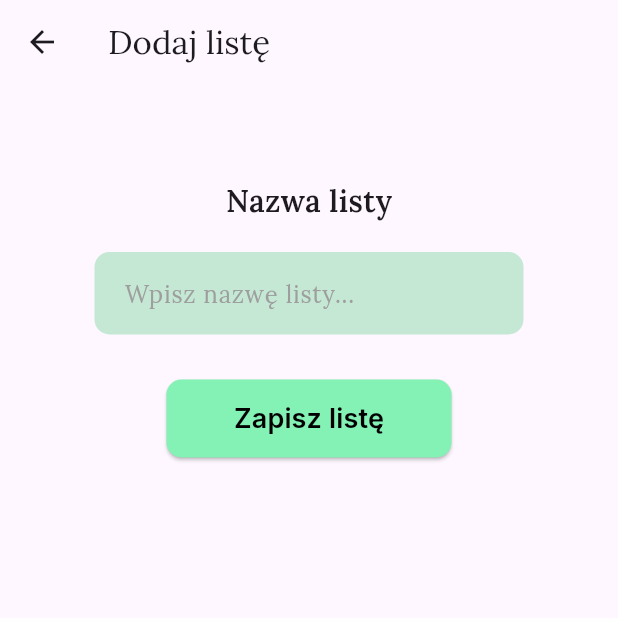
After one commit to michaltrzepizur/lista_zakupow01, a Flutter app: the AddListPage screen opened directly, on a phone screen of 412 x 824 dp, the top half of it. The commit adds this screen. Run offline on Flutter 3.47's test engine with Material 3 defaults, Android fonts, the phone set to English and light mode, and no system bars; our stand-ins replace google_fonts, hive; accounts and stored records are empty.

Commit message:
Add active buttons " Stwórz liste" and " Przeglądaj listy" change fonts to Lora

```diff
--- /dev/null
+++ b/lib/pages/add_list_page.dart
@@ -0,0 +1,82 @@
+import 'package:flutter/material.dart';
+import 'package:google_fonts/google_fonts.dart';
+
+class AddListPage extends StatefulWidget {
+  const AddListPage({super.key});
+
+  @override
+  AddListPageState createState() => AddListPageState();
+}
+
+class AddListPageState extends State<AddListPage> {
+  final TextEditingController _nameController = TextEditingController();
+
+  void _saveList() {
+    String listName = _nameController.text.trim();
+    if (listName.isNotEmpty) {
+      Navigator.pop(context, listName);
+    }
+  }
+
+  @override
+  Widget build(BuildContext context) {
+    return Scaffold(
+      appBar: AppBar(
+        title: Text("Dodaj listę", style: GoogleFonts.lora(fontSize: 22)),
+        backgroundColor: Colors.transparent,
+        elevation: 0,
+      ),
+      body: Padding(
+        padding: const EdgeInsets.all(63.0),
+        child: Column(
+          crossAxisAlignment: CrossAxisAlignment.center,
+          children: [
+            Text(
+              "Nazwa listy",
+              style:
+                  GoogleFonts.lora(fontSize: 20, fontWeight: FontWeight.w600),
+            ),
+            const SizedBox(height: 20),
+            TextField(
+              controller: _nameController,
+              decoration: InputDecoration(
+                hintText: "Wpisz nazwę listy...",
+                hintStyle: GoogleFonts.lora(fontSize: 16, color: Colors.grey),
+                border: OutlineInputBorder(
+                  borderRadius: BorderRadius.circular(10),
+                  borderSide: BorderSide.none,
+                ),
+                filled: true,
+                fillColor: const Color.fromARGB(255, 196, 232, 212),
+                contentPadding:
+                    const EdgeInsets.symmetric(horizontal: 16, vertical: 14),
+              ),
+              style: GoogleFonts.lora(fontSize: 18, color: Colors.black),
+            ),
+            const SizedBox(height: 30),
+            SizedBox(
+              width: 190,
+              height: 52,
+              child: ElevatedButton(
+                onPressed: _saveList,
+                style: ElevatedButton.styleFrom(
+                  backgroundColor: const Color(0xFF84F1B5),
+                  shape: RoundedRectangleBorder(
+                    borderRadius: BorderRadius.circular(10),
+                  ),
+                ),
+                child: Text(
+                  "Zapisz listę",
+                  style: GoogleFonts.inter(
+                      fontSize: 18,
+                      fontWeight: FontWeight.w600,
+                      color: Colors.black),
+                ),
+              ),
+            ),
+          ],
+        ),
+      ),
+    );
+  }
+}
--- a/pubspec.yaml
+++ b/pubspec.yaml
@@ -11,11 +11,15 @@ dependencies:
     sdk: flutter
   cupertino_icons: ^1.0.8
   google_fonts: ^6.1.0
+  hive: ^2.2.3
+  hive_flutter: ^1.1.0
 
 dev_dependencies:
   flutter_test:
     sdk: flutter
   flutter_lints: ^4.0.0
+  build_runner: ^2.4.13
+  hive_generator: ^2.0.1
 
 flutter:
   uses-material-design: true
```
Also changed, not shown: lib/main.dart (+16 -6 lines), lib/models/shopping_list.dart (added, +14 -0 lines), lib/pages/home_page.dart (+55 -32 lines), lib/pages/shopping_lists_page.dart (added, +29 -0 lines), lib/models/shopping_list.g.dart (added), pubspec.lock, 1 other file.
